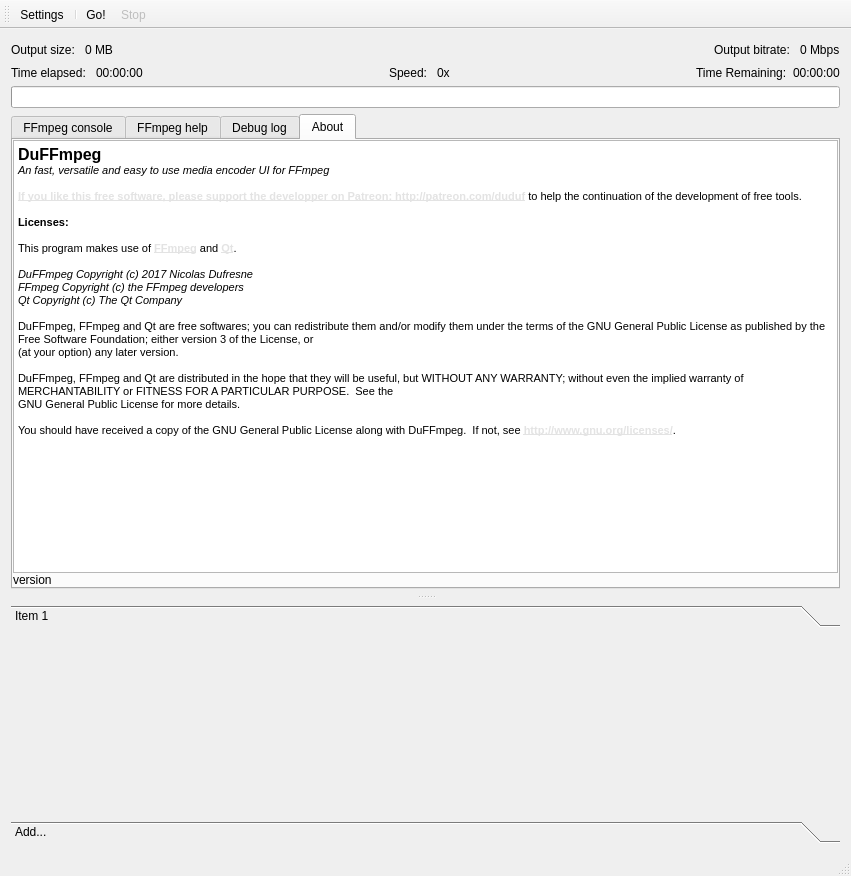
Qt form DuFFMpeg/mainwindow.ui (RxLaboratory/DuME) before a commit.
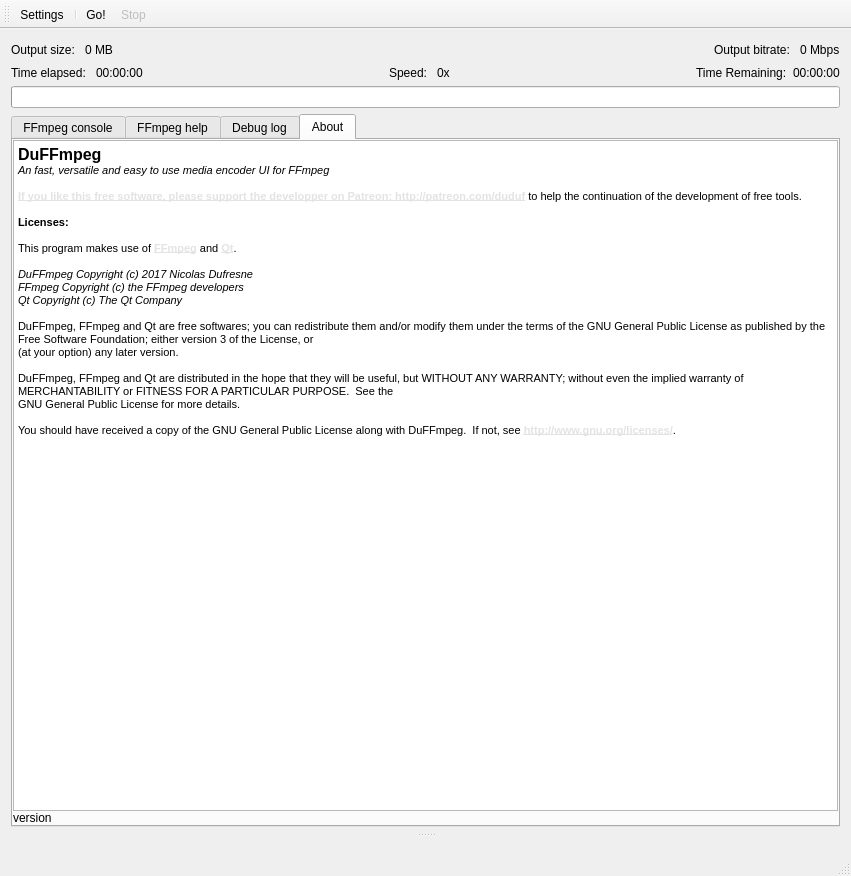
The same form after that commit. Icons and pictures are not drawn.

Diff of the .ui file:
```diff
--- a/DuFFMpeg/mainwindow.ui
+++ b/DuFFMpeg/mainwindow.ui
@@ -443,53 +443,6 @@
          <property name="bottomMargin">
           <number>0</number>
          </property>
-         <item>
-          <widget class="QToolBox" name="toolBox">
-           <property name="currentIndex">
-            <number>0</number>
-           </property>
-           <widget class="QWidget" name="page1">
-            <property name="geometry">
-             <rect>
-              <x>0</x>
-              <y>0</y>
-              <width>833</width>
-              <height>177</height>
-             </rect>
-            </property>
-            <attribute name="label">
-             <string>Item 1</string>
-            </attribute>
-            <layout class="QVBoxLayout" name="verticalLayout_9">
-             <property name="spacing">
-              <number>0</number>
-             </property>
-             <property name="leftMargin">
-              <number>0</number>
-             </property>
-             <property name="rightMargin">
-              <number>0</number>
-             </property>
-             <property name="bottomMargin">
-              <number>0</number>
-             </property>
-            </layout>
-           </widget>
-           <widget class="QWidget" name="page2">
-            <property name="geometry">
-             <rect>
-              <x>0</x>
-              <y>0</y>
-              <width>833</width>
-              <height>177</height>
-             </rect>
-            </property>
-            <attribute name="label">
-             <string>Add...</string>
-            </attribute>
-           </widget>
-          </widget>
-         </item>
         </layout>
        </widget>
        <widget class="QWidget" name="settingsPage">
```
Left out of the diff: 2 changed lines with no effect on the pictures.
